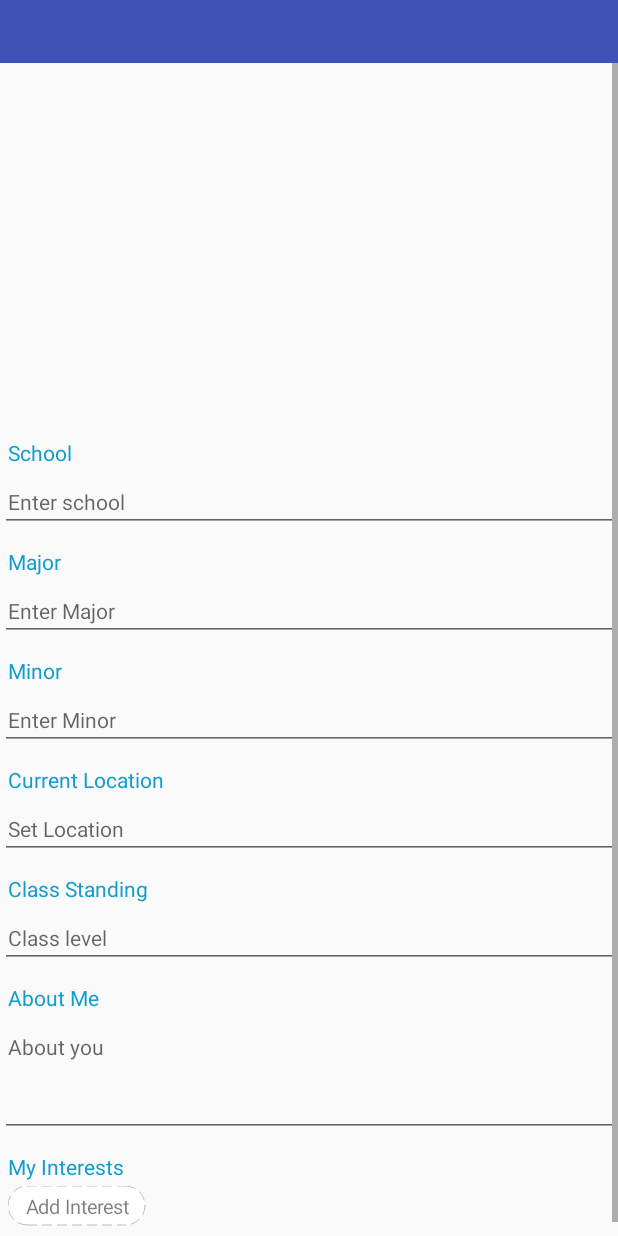
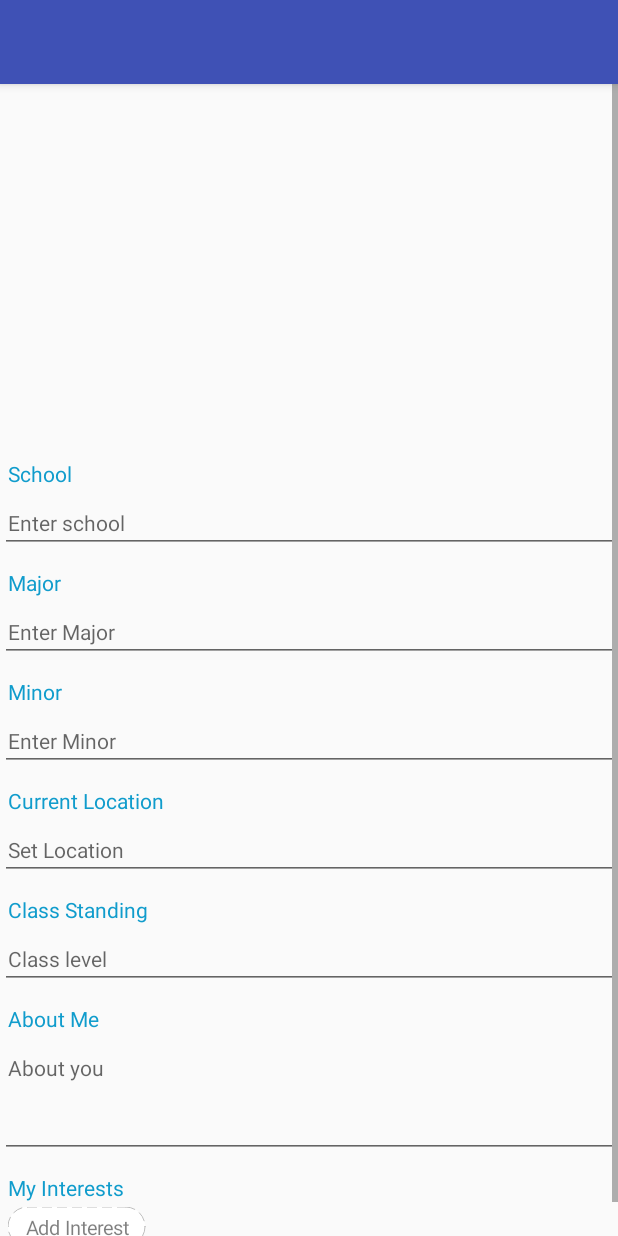
Before and after one commit to amandamc72/CC_Android, an Android app: the layout activity_edit_profile.xml on its own in the app's theme, with its tools: preview values and no code run, on a phone screen of 412 x 824 dp. Run offline under Robolectric (Android 15) with nearby library versions, the phone set to English and light mode, and no system bars; network calls fail.

Commit message:
Remove text tool bars

```diff
--- a/app/src/main/java/com/campusconnection/EditProfileActivity.java
+++ b/app/src/main/java/com/campusconnection/EditProfileActivity.java
@@ -45,6 +45,7 @@ public class EditProfileActivity extends AppCompatActivity implements AddPicture
         setContentView(R.layout.activity_edit_profile);
         Toolbar toolbar = (Toolbar) findViewById(R.id.editProfileToolbar);
         setSupportActionBar(toolbar);
+        getSupportActionBar().setDisplayShowTitleEnabled(false);
         toolbar.setNavigationIcon(R.drawable.ic_nav_back);
         getCurrentProfileData();
 
--- a/app/src/main/java/com/campusconnection/HomeActivity.java
+++ b/app/src/main/java/com/campusconnection/HomeActivity.java
@@ -47,6 +47,7 @@ public class HomeActivity extends AppCompatActivity
         setContentView(R.layout.activity_list);
         Toolbar toolbar = (Toolbar) findViewById(R.id.toolbar);
         setSupportActionBar(toolbar);
+        getSupportActionBar().setDisplayShowTitleEnabled(false);
         getMembersListAdapter(savedInstanceState);
 
         on = true;
--- a/app/src/main/java/com/campusconnection/ProfileActivity.java
+++ b/app/src/main/java/com/campusconnection/ProfileActivity.java
@@ -58,6 +58,7 @@ public class ProfileActivity extends AppCompatActivity implements BaseSliderView
         mInterestsTags = (ProfileInterestTags) findViewById(R.id.profileInterestsTags);
         Toolbar toolbar = (Toolbar) findViewById(R.id.profileToolbar);
         setSupportActionBar(toolbar);
+        getSupportActionBar().setDisplayShowTitleEnabled(false);
         toolbar.setNavigationIcon(R.drawable.ic_nav_back);
 
         toolbar.setNavigationOnClickListener(new View.OnClickListener() {
--- a/app/src/main/java/com/campusconnection/SearchActivity.java
+++ b/app/src/main/java/com/campusconnection/SearchActivity.java
@@ -43,6 +43,7 @@ public class SearchActivity extends AppCompatActivity {
 
         Toolbar toolbar = (Toolbar) findViewById(R.id.searchToolbar);
         setSupportActionBar(toolbar);
+        getSupportActionBar().setDisplayShowTitleEnabled(false);
         toolbar.setNavigationIcon(R.drawable.ic_nav_back);
 
         toolbar.setNavigationOnClickListener(new View.OnClickListener() {
--- a/app/src/main/java/com/campusconnection/SettingsActivity.java
+++ b/app/src/main/java/com/campusconnection/SettingsActivity.java
@@ -40,6 +40,7 @@ public class SettingsActivity extends AppCompatActivity {
         setContentView(R.layout.activity_settings);
         Toolbar toolbar = (Toolbar) findViewById(R.id.settingsToolbar);
         setSupportActionBar(toolbar);
+        getSupportActionBar().setDisplayShowTitleEnabled(false);
         toolbar.setNavigationIcon(R.drawable.ic_nav_back);
 
         getDefaultSettings();
--- a/app/src/main/res/layout/activity_edit_profile.xml
+++ b/app/src/main/res/layout/activity_edit_profile.xml
@@ -10,13 +10,11 @@
     <android.support.v7.widget.Toolbar
         android:id="@+id/editProfileToolbar"
         android:layout_width="match_parent"
-        android:layout_height="42dp"
-        android:layout_alignParentLeft="true"
-        android:layout_alignParentStart="true"
-        android:layout_alignParentTop="true"
+        android:layout_height="?attr/actionBarSize"
         android:background="?attr/colorPrimary"
-        android:minHeight="?attr/actionBarSize"
-        android:theme="?attr/actionBarTheme" />
+        android:elevation="4dp"
+        android:theme="@style/AppTheme.AppBarOverlay"
+        app:popupTheme="@style/AppTheme.PopupOverlay" />
 
     <ScrollView
         android:layout_width="match_parent"
--- a/app/src/main/res/layout/app_bar_list.xml
+++ b/app/src/main/res/layout/app_bar_list.xml
@@ -16,6 +16,7 @@
             android:layout_width="match_parent"
             android:layout_height="?attr/actionBarSize"
             android:background="?attr/colorPrimary"
+            android:elevation="4dp"
             app:popupTheme="@style/AppTheme.PopupOverlay" />
 
     </android.support.design.widget.AppBarLayout>
```
Also changed, not shown: app/src/main/res/layout/activity_profile.xml (+5 -6 lines), app/src/main/res/layout/activity_search.xml (+6 -6 lines), app/src/main/res/layout/activity_settings.xml (+5 -6 lines).
